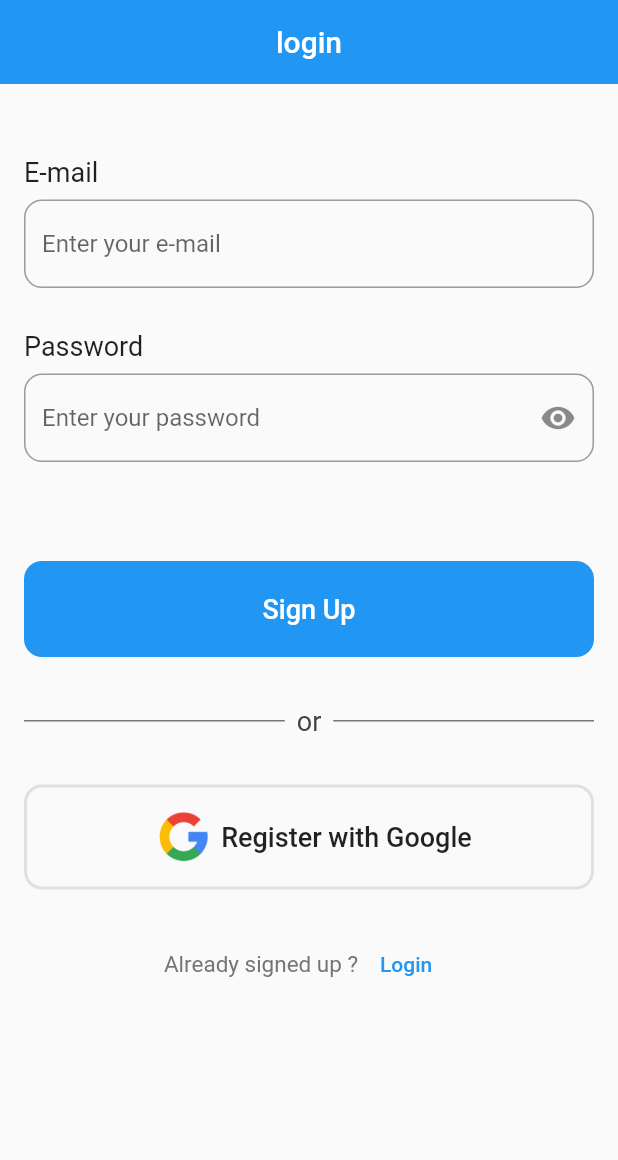
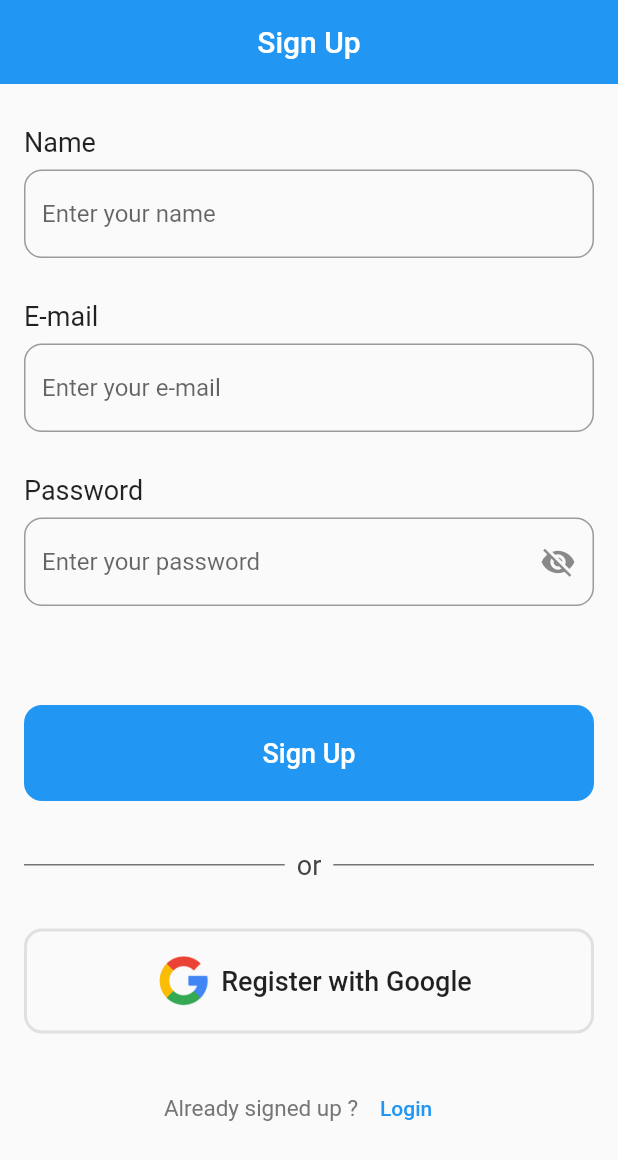
Before and after one commit to kareem2002-k/ClassMate, a Flutter app: the screen it shows after launch, on a phone screen of 412 x 824 dp. Shown: the top 1160 px of the screen. Run offline on Flutter 3.47's test engine with Material 2 defaults, Android fonts, the phone set to English and light mode, and no system bars; our stand-ins replace cloud_firestore, firebase_auth, firebase_core; accounts and stored records are empty.

Commit message:
added route bewteen login and signup

```diff
--- a/lib/main.dart
+++ b/lib/main.dart
@@ -19,8 +19,12 @@ class MyApp extends StatelessWidget {
   // This widget is the root of your application.
   @override
   Widget build(BuildContext context) {
-    return const MaterialApp(
-      home: LoginPage(),
+    return MaterialApp(
+      initialRoute: '/sign_up',
+      routes: {
+        '/sign_up': (context) => SignUp(),
+        '/login': (context) => LoginPage(),
+      },
     );
   }
 }
--- a/lib/pages/SignUp.dart
+++ b/lib/pages/SignUp.dart
@@ -193,7 +193,9 @@ class _SignUpState extends State<SignUp> {
                   ),
                 ),
                 TextButton(
-                  onPressed: () {},
+                  onPressed: () async {
+                    await Navigator.pushNamed(context, '/login');
+                  },
                   child: const Text("Login"),
                 ),
               ],
```
